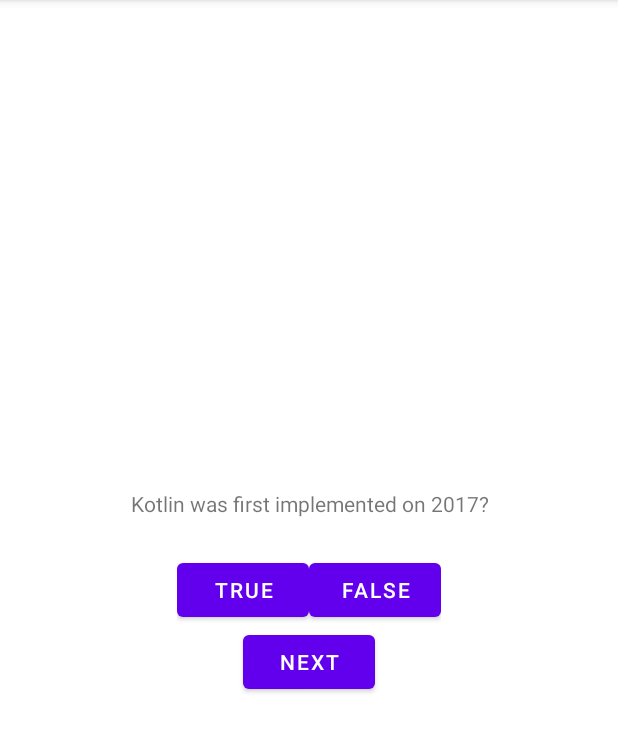
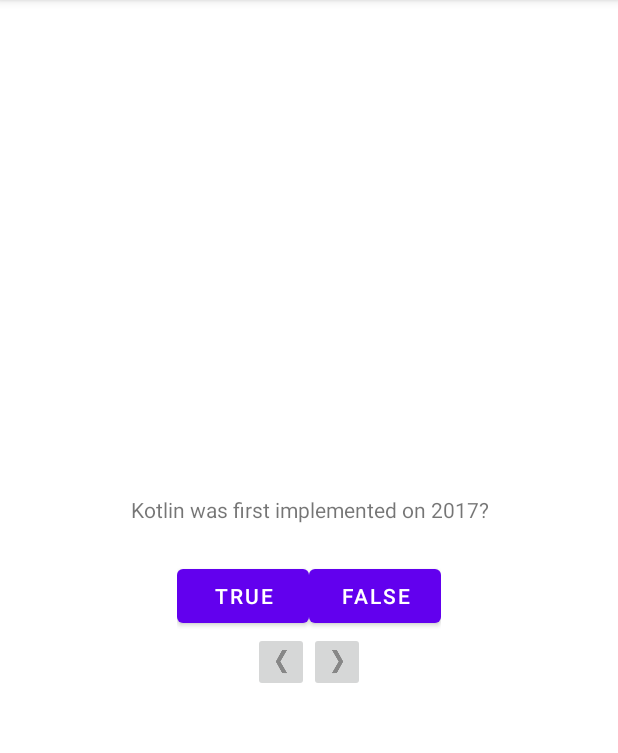
Before and after one commit to jomtz/MovieQuiz, an Android app: the screen it shows after launch (MainActivity), on a phone screen of 412 x 824 dp, the part 84-837 px from its top. Run offline under Robolectric (Android 15) with nearby library versions, the phone set to English and light mode, and no system bars.

Commit message:
Add previous button

```diff
--- a/app/src/main/java/com/josmartinez/androidquiz/MainActivity.kt
+++ b/app/src/main/java/com/josmartinez/androidquiz/MainActivity.kt
@@ -4,6 +4,7 @@ import androidx.appcompat.app.AppCompatActivity
 import android.os.Bundle
 import android.view.View
 import android.widget.Button
+import android.widget.ImageButton
 import android.widget.TextView
 import android.widget.Toast
 
@@ -11,7 +12,8 @@ class MainActivity : AppCompatActivity() {
 
     private lateinit var trueButton: Button
     private lateinit var falseButton: Button
-    private lateinit var nextButton: Button
+    private lateinit var nextButton: ImageButton
+    private lateinit var previousButton: ImageButton
     private lateinit var questionTextView: TextView
 
     private val questionBank = listOf(
@@ -33,6 +35,7 @@ class MainActivity : AppCompatActivity() {
         trueButton = findViewById(R.id.true_button)
         falseButton = findViewById(R.id.false_button)
         nextButton = findViewById(R.id.next_button)
+        previousButton = findViewById(R.id.previous_button)
         questionTextView = findViewById(R.id.question_text_view)
 
 
@@ -45,6 +48,16 @@ class MainActivity : AppCompatActivity() {
         }
 
         nextButton.setOnClickListener {
+            currentIndex = (currentIndex + 1) % questionBank.size
+            updateQuestion()
+        }
+
+        previousButton.setOnClickListener {
+            currentIndex = (currentIndex - 1 ) % questionBank.size
+            updateQuestion()
+        }
+
+        questionTextView.setOnClickListener {
             currentIndex = (currentIndex + 1) % questionBank.size
             updateQuestion()
         }
--- a/app/src/main/res/layout/activity_main.xml
+++ b/app/src/main/res/layout/activity_main.xml
@@ -12,7 +12,7 @@
         android:layout_height="wrap_content"
         android:gravity="center"
         android:padding="24dp"
-        tools:text="@string/question_text"/>
+        tools:text="@string/question_kotlin"/>
 
     <LinearLayout
         android:layout_width="wrap_content"
@@ -35,10 +35,24 @@
 
     </LinearLayout>
 
-    <Button
-        android:id="@+id/next_button"
+    <LinearLayout
         android:layout_width="wrap_content"
         android:layout_height="wrap_content"
-        android:text="@string/next"/>
+        android:orientation="horizontal">
+
+        <ImageButton
+            android:id="@+id/previous_button"
+            android:layout_width="wrap_content"
+            android:layout_height="wrap_content"
+            android:src="@drawable/arrow_left" />
+
+        <ImageButton
+            android:id="@+id/next_button"
+            android:layout_width="wrap_content"
+            android:layout_height="wrap_content"
+            android:src="@drawable/arrow_right"/>
+
+    </LinearLayout>
+
 
 </LinearLayout>
--- a/app/src/main/res/values/strings.xml
+++ b/app/src/main/res/values/strings.xml
@@ -13,6 +13,7 @@
     <string name="question_africa">The source of the Nile River is in Egypt?</string>
     <string name="question_americas">The Amazon river is the longest river in the Americas?</string>
     <string name="question_asia">Lake Baikal is the world\'s oldest and deepest freshwater lake?</string>
+    <string name="previous">Previous</string>
 
 
 </resources>
```
